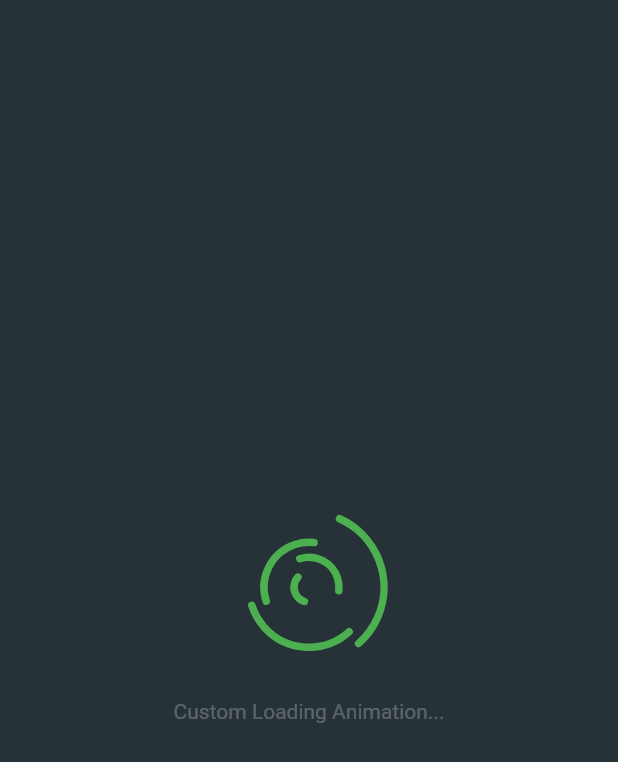
After one commit to samtheory/flutter_examples, a Flutter app: the LoadingAnimationPage screen opened by its route, on a phone screen of 412 x 824 dp. The commit adds this screen. Shown: the top 762 px of the screen. Run offline on Flutter 3.47's test engine with Material 2 defaults, Android fonts, the phone set to English and light mode, and no system bars; our stand-ins replace auto_route, carousel_slider, eva_icons_flutter, google_fonts, hooks_riverpod, liquid_swipe; network calls fail.

Commit message:
update new page

```diff
--- a/lib/Router/router.dart
+++ b/lib/Router/router.dart
@@ -1,8 +1,10 @@
 import 'package:auto_route/auto_route.dart';
 import 'package:flutter/material.dart';
+import 'package:flutter_examples/pages/carousel_slider.dart';
 
 import 'package:flutter_examples/pages/home.dart';
 import 'package:flutter_examples/pages/liquid_swipe.dart';
+import 'package:flutter_examples/pages/loading_animation.dart';
 import 'package:flutter_examples/pages/social_profile.dart';
 
 part 'router.gr.dart';
@@ -13,6 +15,8 @@ part 'router.gr.dart';
     AutoRoute(page: HomePage, initial: true),
     AutoRoute(page: LiquidSwipePage),
     AutoRoute(page: SocialProfilePage),
+    AutoRoute(page: CarouselSliderPage),
+    AutoRoute(page: LoadingAnimationPage),
   ],
 )
 class AppRouter extends _$AppRouter {}
--- a/lib/pages/home.dart
+++ b/lib/pages/home.dart
@@ -16,8 +16,10 @@ class PageModel {
 }
 
 List<PageModel> pages = [
-  PageModel(name: 'Social Profile', image: '', route: SocialProfileRoute()),
-  PageModel(name: 'liquid swipe', image: '', route: LiquidSwipeRoute()),
+  PageModel(name: 'Social Profile', image: 'assets/images/screenshot/Sc_social-profile.png', route:const SocialProfileRoute()),
+  PageModel(name: 'carousel slider', image: 'assets/images/screenshot/SC-carousel-slider.png', route:const CarouselSliderRoute()),
+  PageModel(name: 'liquid swipe', image: 'assets/images/screenshot/SC_liquid_swip.png', route:const LiquidSwipeRoute()),
+  PageModel(name: 'Custom Loading Animation', image: 'assets/images/screenshot/SC_loading_animation.png', route:const LoadingAnimationRoute()),
 ];
 
 class HomePage extends ConsumerWidget {
--- /dev/null
+++ b/lib/pages/loading_animation.dart
@@ -0,0 +1,243 @@
+import 'package:flutter/material.dart';
+
+double pi = 3.14;
+
+class LoadingAnimationPage extends StatefulWidget {
+  const LoadingAnimationPage({Key? key}) : super(key: key);
+
+  @override
+  _LoadingAnimationPageState createState() => _LoadingAnimationPageState();
+}
+
+class _LoadingAnimationPageState extends State<LoadingAnimationPage>
+    with TickerProviderStateMixin {
+  late AnimationController firstController;
+  late Animation<double> firstAnimation;
+
+  late AnimationController secondController;
+  late Animation<double> secondAnimation;
+
+  late AnimationController thirdController;
+  late Animation<double> thirdAnimation;
+
+  late AnimationController fourthController;
+  late Animation<double> fourthAnimation;
+
+  late AnimationController fifthController;
+  late Animation<double> fifthAnimation;
+
+  @override
+  void initState() {
+    super.initState();
+
+    firstController =
+        AnimationController(vsync: this, duration: const Duration(seconds: 6));
+    firstAnimation = Tween<double>(begin: -pi, end: pi).animate(firstController)
+      ..addListener(() {
+        setState(() {});
+      })
+      ..addStatusListener((status) {
+        if (status == AnimationStatus.completed) {
+          firstController.repeat();
+        } else if (status == AnimationStatus.dismissed) {
+          firstController.forward();
+        }
+      });
+
+    secondController =
+        AnimationController(vsync: this, duration: const Duration(seconds: 3));
+    secondAnimation =
+        Tween<double>(begin: -pi, end: pi).animate(secondController)
+          ..addListener(() {
+            setState(() {});
+          })
+          ..addStatusListener((status) {
+            if (status == AnimationStatus.completed) {
+              secondController.repeat();
+            } else if (status == AnimationStatus.dismissed) {
+              secondController.forward();
+            }
+          });
+
+    thirdController =
+        AnimationController(vsync: this, duration: const Duration(seconds: 2));
+    thirdAnimation = Tween<double>(begin: -pi, end: pi).animate(thirdController)
+      ..addListener(() {
+        setState(() {});
+      })
+      ..addStatusListener((status) {
+        if (status == AnimationStatus.completed) {
+          thirdController.repeat();
+        } else if (status == AnimationStatus.dismissed) {
+          thirdController.forward();
+        }
+      });
+
+    fourthController = AnimationController(
+        vsync: this, duration: const Duration(milliseconds: 1500));
+    fourthAnimation =
+        Tween<double>(begin: -pi, end: pi).animate(fourthController)
+          ..addListener(() {
+            setState(() {});
+          })
+          ..addStatusListener((status) {
+            if (status == AnimationStatus.completed) {
+              fourthController.repeat();
+            } else if (status == AnimationStatus.dismissed) {
+              fourthController.forward();
+            }
+          });
+
+    fifthController =
+        AnimationController(vsync: this, duration: const Duration(seconds: 1));
+    fifthAnimation = Tween<double>(begin: -pi, end: pi).animate(fifthController)
+      ..addListener(() {
+        setState(() {});
+      })
+      ..addStatusListener((status) {
+        if (status == AnimationStatus.completed) {
+          fifthController.repeat();
+        } else if (status == AnimationStatus.dismissed) {
+          fifthController.forward();
+        }
+      });
+
+    firstController.forward();
+    secondController.forward();
+    thirdController.forward();
+    fourthController.forward();
+    fifthController.forward();
+  }
+
+  @override
+  void dispose() {
+    firstController.dispose();
+    secondController.dispose();
+    thirdController.dispose();
+    fourthController.dispose();
+    fifthController.dispose();
+    super.dispose();
+  }
+
+  @override
+  Widget build(BuildContext context) {
+    return Scaffold(
+      backgroundColor: const Color(0xff263238),
+      body: Center(
+        child: Column(
+          mainAxisAlignment: MainAxisAlignment.center,
+          children: [
+            SizedBox(
+              height: 100,
+              width: 100,
+              child: CustomPaint(
+                painter: MyPainter(
+                  firstAnimation.value,
+                  secondAnimation.value,
+                  thirdAnimation.value,
+                  fourthAnimation.value,
+                  fifthAnimation.value,
+                ),
+              ),
+            ),SizedBox(height: 25,),
+            Text(
+              'Custom Loading Animation...',
+              style: TextStyle(color: Colors.white24),
+            )
+          ],
+        ),
+      ),
+    );
+  }
+}
+
+class MyPainter extends CustomPainter {
+  final double firstAngle;
+  final double secondAngle;
+  final double thirdAngle;
+  final double fourthAngle;
+  final double fifthAngle;
+
+  MyPainter(
+    this.firstAngle,
+    this.secondAngle,
+    this.thirdAngle,
+    this.fourthAngle,
+    this.fifthAngle,
+  );
+
+  @override
+  void paint(Canvas canvas, Size size) {
+    Paint myArc = Paint()
+      ..color = Colors.green
+      ..style = PaintingStyle.stroke
+      ..strokeWidth = 5
+      ..strokeCap = StrokeCap.round;
+
+    canvas.drawArc(
+      Rect.fromLTRB(
+        0,
+        0,
+        size.width,
+        size.height,
+      ),
+      firstAngle,
+      2,
+      false,
+      myArc,
+    );
+    canvas.drawArc(
+      Rect.fromLTRB(
+        size.width * .1,
+        size.height * .1,
+        size.width * .9,
+        size.height * .9,
+      ),
+      secondAngle,
+      2,
+      false,
+      myArc,
+    );
+    canvas.drawArc(
+      Rect.fromLTRB(
+        size.width * .2,
+        size.height * .2,
+        size.width * .8,
+        size.height * .8,
+      ),
+      thirdAngle,
+      2,
+      false,
+      myArc,
+    );
+    canvas.drawArc(
+      Rect.fromLTRB(
+        size.width * .3,
+        size.height * .3,
+        size.width * .7,
+        size.height * .7,
+      ),
+      fourthAngle,
+      2,
+      false,
+      myArc,
+    );
+    canvas.drawArc(
+      Rect.fromLTRB(
+        size.width * .4,
+        size.height * .4,
+        size.width * .6,
+        size.height * .6,
+      ),
+      fifthAngle,
+      2,
+      false,
+      myArc,
+    );
+  }
+
+  @override
+  bool shouldRepaint(covariant CustomPainter oldDelegate) {
+    return true;
+  }
+}
--- a/pubspec.yaml
+++ b/pubspec.yaml
@@ -28,6 +28,7 @@ dependencies:
     liquid_swipe: ^2.1.1
     cupertino_icons: ^1.0.4
     eva_icons_flutter: ^3.0.2
+    carousel_slider: ^4.0.0
 
 dev_dependencies:
     flutter_test:
```
Also changed, not shown: lib/pages/carousel_slider.dart (added, +104 -0 lines), lib/Router/router.gr.dart, lib/pages/social_profile.dart (line endings or trailing spaces), pubspec.lock.
